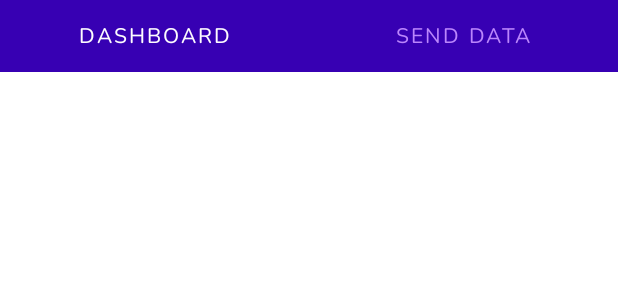
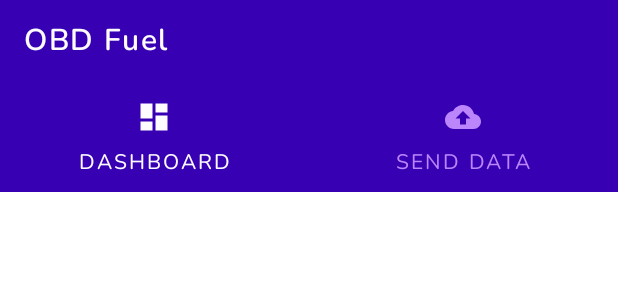
Before and after one commit to Achintha444/OBDFuel, an Android app: the layout activity_home.xml on its own in the app's theme, with its tools: preview values and no code run, on a phone screen of 412 x 824 dp. Shown: the top 300 px of the screen. Run offline under Robolectric (Android 15) with nearby library versions, the phone set to English and light mode, and no system bars.

Commit message:
home activity layout created

```diff
--- a/app/build.gradle
+++ b/app/build.gradle
@@ -32,6 +32,8 @@ dependencies {
     implementation 'androidx.appcompat:appcompat:1.3.0'
     implementation 'com.google.android.material:material:1.3.0'
     implementation 'androidx.constraintlayout:constraintlayout:2.0.4'
+    implementation 'androidx.legacy:legacy-support-v4:1.0.0'
+    implementation 'org.jetbrains:annotations:15.0'
     testImplementation 'junit:junit:4.+'
     androidTestImplementation 'androidx.test.ext:junit:1.1.2'
     androidTestImplementation 'androidx.test.espresso:espresso-core:3.3.0'
--- a/app/src/main/java/com/mtdaps/obdfuel/MainActivity.java
+++ b/app/src/main/java/com/mtdaps/obdfuel/MainActivity.java
@@ -1,5 +1,6 @@
 package com.mtdaps.obdfuel;
 
+import android.bluetooth.BluetoothSocket;
 import android.content.Intent;
 import android.os.Bundle;
 import android.os.Handler;
@@ -9,6 +10,7 @@ import androidx.appcompat.app.AppCompatActivity;
 import androidx.appcompat.app.AppCompatDelegate;
 
 import com.mtdaps.obdfuel.activities.bluetooth.BluetoothActivity;
+import com.mtdaps.obdfuel.home.HomeActivity;
 
 public class MainActivity extends AppCompatActivity {
 
--- /dev/null
+++ b/app/src/main/res/color/tab_item_selector.xml
@@ -0,0 +1,5 @@
+<?xml version="1.0" encoding="utf-8"?>
+<selector xmlns:android="http://schemas.android.com/apk/res/android">
+    <item android:color="@color/white_prurple" android:state_selected="true" />
+    <item android:color="@color/purple_200" />
+</selector>
--- /dev/null
+++ b/app/src/main/res/drawable/ic_baseline_cloud_upload_24.xml
@@ -0,0 +1,10 @@
+<vector xmlns:android="http://schemas.android.com/apk/res/android"
+    android:width="24dp"
+    android:height="24dp"
+    android:viewportWidth="24"
+    android:viewportHeight="24"
+    android:tint="?attr/colorControlNormal">
+  <path
+      android:fillColor="@android:color/white"
+      android:pathData="M19.35,10.04C18.67,6.59 15.64,4 12,4 9.11,4 6.6,5.64 5.35,8.04 2.34,8.36 0,10.91 0,14c0,3.31 2.69,6 6,6h13c2.76,0 5,-2.24 5,-5 0,-2.64 -2.05,-4.78 -4.65,-4.96zM14,13v4h-4v-4H7l5,-5 5,5h-3z"/>
+</vector>
--- /dev/null
+++ b/app/src/main/res/drawable/ic_sharp_dashboard_24.xml
@@ -0,0 +1,10 @@
+<vector xmlns:android="http://schemas.android.com/apk/res/android"
+    android:width="24dp"
+    android:height="24dp"
+    android:viewportWidth="24"
+    android:viewportHeight="24"
+    android:tint="?attr/colorControlNormal">
+  <path
+      android:fillColor="@android:color/white"
+      android:pathData="M3,13h8L11,3L3,3v10zM3,21h8v-6L3,15v6zM13,21h8L21,11h-8v10zM13,3v6h8L21,3h-8z"/>
+</vector>
--- a/app/src/main/res/layout/activity_home.xml
+++ b/app/src/main/res/layout/activity_home.xml
@@ -4,16 +4,48 @@
     xmlns:tools="http://schemas.android.com/tools"
     android:layout_width="match_parent"
     android:layout_height="match_parent"
-    tools:context=".home.HomeActivity">
+    tools:context=".home.HomeActivity"
+    android:id="@+id/home_parent_layout">
+
+    <androidx.appcompat.widget.Toolbar
+        android:id="@+id/toolbar"
+        android:layout_width="match_parent"
+        android:layout_height="wrap_content"
+        android:background="@color/purple_700"
+        android:minHeight="?attr/actionBarSize"
+        android:theme="?attr/actionBarTheme"
+        app:layout_constraintEnd_toEndOf="parent"
+        app:layout_constraintHorizontal_bias="0.0"
+        app:layout_constraintStart_toStartOf="parent"
+        app:layout_constraintTop_toTopOf="parent">
+
+
+    </androidx.appcompat.widget.Toolbar>
+
+    <TextView
+        android:id="@+id/textView6"
+        android:layout_width="wrap_content"
+        android:layout_height="wrap_content"
+        android:layout_marginStart="16dp"
+        android:layout_marginTop="12dp"
+        android:fontFamily="@font/nunito_semibold"
+        android:letterSpacing="0.05"
+        android:text="@string/home_activity_name"
+        android:textColor="@color/white_prurple"
+        android:textSize="20dp"
+        app:layout_constraintStart_toStartOf="parent"
+        app:layout_constraintTop_toTopOf="parent" />
 
     <com.google.android.material.tabs.TabLayout
         android:id="@+id/tabLayout"
         android:layout_width="match_parent"
         android:layout_height="wrap_content"
         android:background="@color/purple_700"
+        android:isScrollContainer="false"
         app:layout_constraintEnd_toEndOf="parent"
         app:layout_constraintStart_toStartOf="parent"
-        app:layout_constraintTop_toTopOf="parent"
+        app:layout_constraintTop_toBottomOf="@+id/toolbar"
+        app:tabIconTint="@color/tab_item_selector"
         app:tabIndicator="@color/white_prurple"
         app:tabIndicatorColor="@color/white_prurple"
         app:tabSelectedTextColor="@color/white_prurple"
@@ -21,13 +53,17 @@
         app:tabTextColor="@color/purple_200">
 
         <com.google.android.material.tabs.TabItem
+            android:id="@+id/dashboard"
             android:layout_width="wrap_content"
             android:layout_height="wrap_content"
+            android:icon="@drawable/ic_sharp_dashboard_24"
             android:text="Dashboard" />
 
         <com.google.android.material.tabs.TabItem
+            android:id="@+id/sendData"
             android:layout_width="wrap_content"
             android:layout_height="wrap_content"
+            android:icon="@drawable/ic_baseline_cloud_upload_24"
             android:text="Send Data" />
 
     </com.google.android.material.tabs.TabLayout>
@@ -35,8 +71,12 @@
     <androidx.viewpager2.widget.ViewPager2
         android:id="@+id/viewPager"
         android:layout_width="match_parent"
-        android:layout_height="100dp"
-        android:layout_marginTop="12dp"
+        android:layout_height="match_parent"
+        android:layout_alignParentStart="true"
+        android:layout_alignParentTop="true"
+        android:layout_alignParentEnd="true"
+        android:layout_marginStart="1dp"
+        android:layout_marginTop="138dp"
         app:layout_constraintEnd_toEndOf="parent"
         app:layout_constraintHorizontal_bias="0.0"
         app:layout_constraintStart_toStartOf="parent"
--- a/app/src/main/res/values/colors.xml
+++ b/app/src/main/res/values/colors.xml
@@ -10,4 +10,6 @@
     <color name="white">#FFFFFFFF</color>
     <color name="white_prurple">#fefcff</color>
     <color name="error">#CD0044</color>
+
+
 </resources>
--- a/app/src/main/res/values/strings.xml
+++ b/app/src/main/res/values/strings.xml
@@ -1,6 +1,7 @@
 <resources>
     <string name="app_name">OBDFuel</string>
     <string name="bluetooth_activity_name">Select OBD Device</string>
+    <string name="home_activity_name">OBD Fuel</string>
 
     <!--Toast Messages of "Select OBD Device Interface"-->
     <string name="bluetooth_enabled">Bluetooth is Enabled</string>
@@ -9,4 +10,6 @@
 
     <!-- Parcelable String that Passes Socket to Home Activity-->
     <string name="OBD_BLUETOOTH_SOCKET">OBD_BLUETOOTH_SOCKET</string>
+    <!-- TODO: Remove or change this placeholder text -->
+    <string name="hello_blank_fragment">Hello blank fragment</string>
 </resources>
--- a/app/src/main/res/values/themes.xml
+++ b/app/src/main/res/values/themes.xml
@@ -21,4 +21,6 @@
         <item name="textAllCaps">true</item>
         <item name="android:letterSpacing">0.1</item>
     </style>
+
+
 </resources>
```
Also changed, not shown: app/src/main/java/com/mtdaps/obdfuel/home/DashboardFragment.java (added, +52 -0 lines), app/src/main/java/com/mtdaps/obdfuel/home/HomeActivity.java (+56 -5 lines), app/src/main/java/com/mtdaps/obdfuel/home/SendFragment.java (added, +29 -0 lines), app/src/main/java/com/mtdaps/obdfuel/util/HomeTabAdapter.java (added, +39 -0 lines), app/src/main/res/layout/fragment_dashboard.xml (added, +14 -0 lines), app/src/main/res/layout/fragment_send.xml (added, +14 -0 lines).
